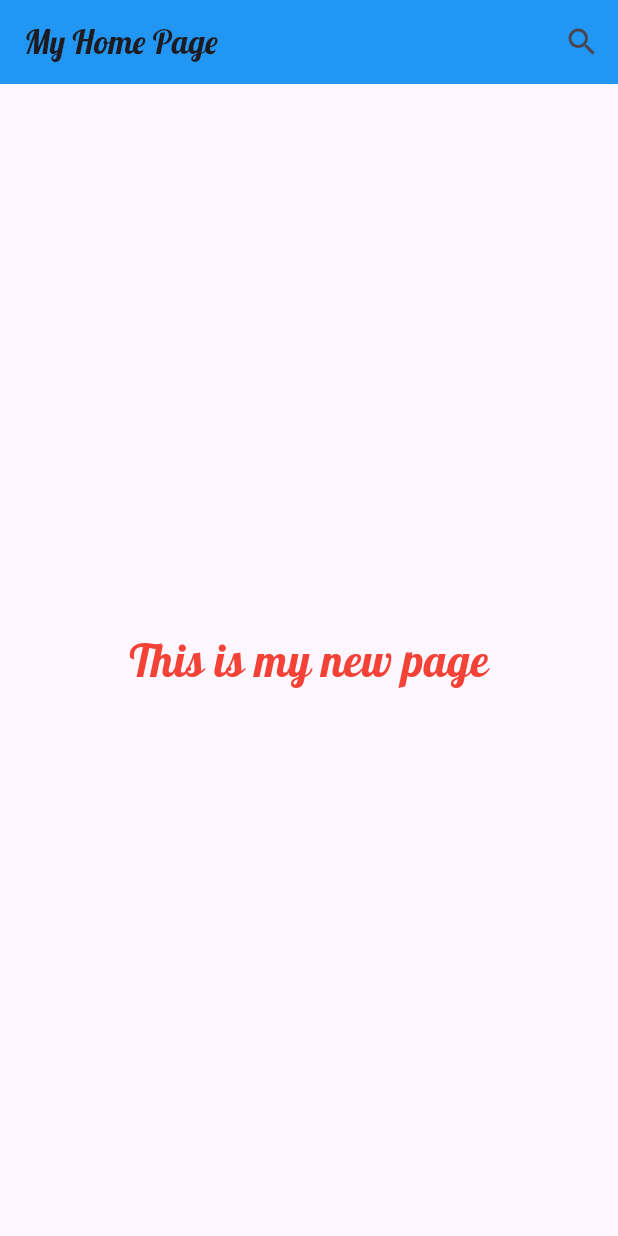
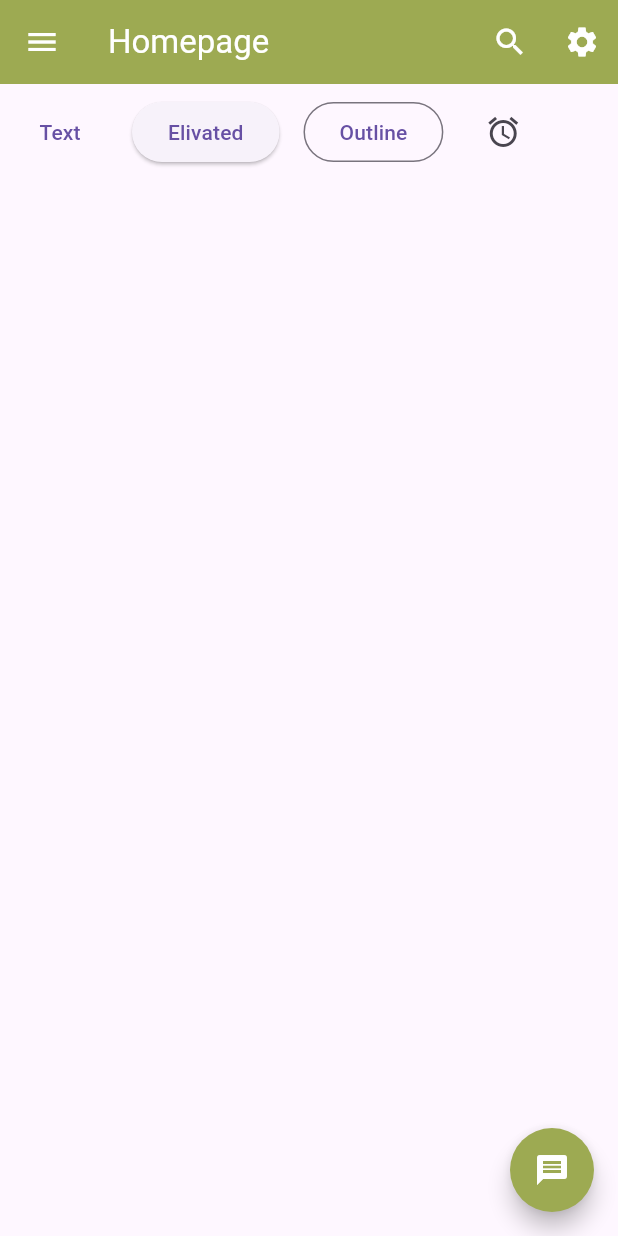
Before and after one commit to rabinaakther/Flutter_assignment, a Flutter app: the screen it shows after launch, on a phone screen of 412 x 824 dp. Run offline on Flutter 3.47's test engine with Material 3 defaults, Android fonts, the phone set to English and light mode, and no system bars; our stand-ins replace google_fonts.

Commit message:
Flutter2_assignment

```diff
--- a/lib/homepage.dart
+++ b/lib/homepage.dart
@@ -8,32 +8,83 @@ class HomePage extends StatelessWidget {
   Widget build(BuildContext context) {
     return Scaffold(
       appBar: AppBar(
-        title: Text(
-          'My Home Page',
-          style: GoogleFonts.lobster(),
-        ),
-        backgroundColor: Colors.blue,
-
-        // Search icon
+        title: Text("Homepage"),
+        backgroundColor: const Color.fromARGB(255, 157, 170, 82),
+        foregroundColor: Colors.white,
+        // leading: Icon(Icons.home),
         actions: [
-          IconButton(
-            onPressed: () {
-              print('Search button clicked');
-            },
-            icon: const Icon(Icons.search),
-          ),
+          IconButton(onPressed: () {}, icon: Icon(Icons.search)),
+          IconButton(onPressed: () {}, icon: Icon(Icons.settings)),
         ],
       ),
 
-      body: Center(
-        child: Text(
-          'This is my new page',
-          style: GoogleFonts.lobster(
-            fontSize: 30,
-            color: Colors.red,
-          ),
+      drawer: Drawer(
+        child: Column(
+          children: [
+            UserAccountsDrawerHeader(
+              decoration: BoxDecoration(
+                color: const Color.fromARGB(255, 157, 170, 82),
+              ),
+              accountName: Text("Name"),
+              accountEmail: Text("Email"),
+              currentAccountPicture: Icon(Icons.person_2),
+            ),
+
+            ListTile(
+              trailing: Icon(Icons.home),
+              hoverColor: const Color.fromARGB(255, 157, 170, 82),
+              title: Text("Homepage"),
+              onTap: () {},
+            ),
+            Divider(),
+            ListTile(
+              trailing: Icon(Icons.call),
+              hoverColor: const Color.fromARGB(255, 157, 170, 82),
+              title: Text("Contact Me"),
+              onTap: () {},
+            ),
+            Divider(),
+            ListTile(
+              trailing: Icon(Icons.feedback),
+              hoverColor: const Color.fromARGB(255, 157, 170, 82),
+              title: Text("FeedBack"),
+              onTap: () {},
+            ),
+            Spacer(),
+            Text("Copyright"),
+          ],
         ),
       ),
+
+      floatingActionButton: FloatingActionButton(
+        onPressed: () {},
+        backgroundColor: const Color.fromARGB(255, 157, 170, 82),
+        foregroundColor: Colors.white,
+        shape: CircleBorder(),
+        tooltip: "Message",
+        child: Icon(Icons.message),
+      ),
+
+      body: Row(
+        children: [
+          Padding(
+            padding: const EdgeInsets.all(8.0),
+            child: TextButton(onPressed: (){}, child: Text("Text")),
+          ),
+          Padding(
+            padding: const EdgeInsets.all(8.0),
+            child: ElevatedButton(onPressed: (){}, child: Text("Elivated")),
+          ),
+          Padding(
+            padding: const EdgeInsets.all(8.0),
+            child: OutlinedButton(onPressed: (){}, child: Text("Outline")),
+          ),
+          Padding(
+            padding: const EdgeInsets.all(8.0),
+            child: IconButton(onPressed: (){}, icon: Icon(Icons.alarm)),
+          ),
+        ],
+      )
     );
   }
 }
```
